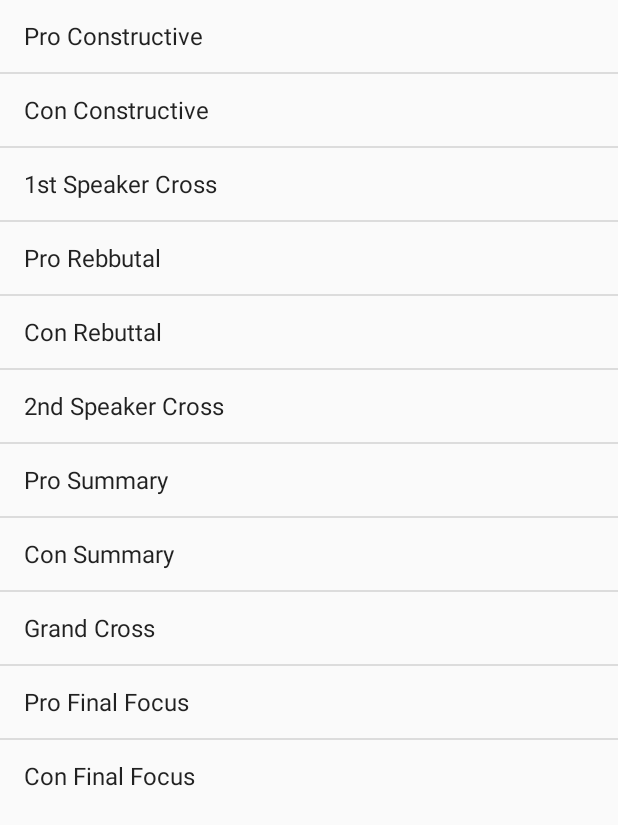
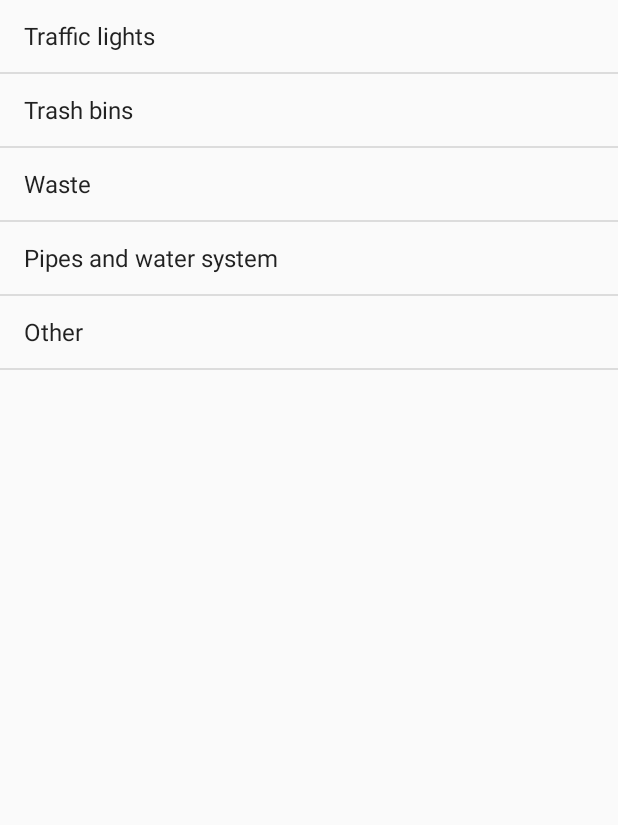
Before and after one commit to DanielSudy/tugraz-mobile-application, an Android app: the layout activity_main.xml on its own in the app's theme, with its tools: preview values and no code run, on a phone screen of 412 x 824 dp. Shown: the top 825 px of the screen. Run offline under Robolectric (Android 15) with nearby library versions, the phone set to English and light mode, and no system bars.

```diff
--- a/User/app/src/main/res/layout/activity_main.xml
+++ b/User/app/src/main/res/layout/activity_main.xml
@@ -11,10 +11,11 @@
     <ListView
         android:id="@+id/listView1"
         android:layout_width="match_parent"
-        android:layout_height="wrap_content"
-        android:layout_alignParentLeft="true"
+        android:layout_height="match_parent"
+        android:layout_alignParentStart="true"
         android:layout_alignParentTop="true"
-        android:entries="@array/sections" >
+        android:entries="@array/sections">
+
     </ListView>
 
 
--- a/User/app/src/main/res/values/strings.xml
+++ b/User/app/src/main/res/values/strings.xml
@@ -2,16 +2,10 @@
     <string name="app_name">OneStopReportUser</string>
     <string-array
         name="sections">
-        <item >Pro Constructive</item>
-        <item >Con Constructive</item>
-        <item >1st Speaker Cross</item>
-        <item >Pro Rebbutal</item>
-        <item >Con Rebuttal</item>
-        <item >2nd Speaker Cross</item>
-        <item >Pro Summary</item>
-        <item >Con Summary</item>
-        <item >Grand Cross</item>
-        <item >Pro Final Focus</item>
-        <item >Con Final Focus</item>
+        <item >Traffic lights</item>
+        <item >Trash bins</item>
+        <item >Waste</item>
+        <item >Pipes and water system</item>
+        <item >Other</item>
     </string-array>
 </resources>
```
Also changed, not shown: User/app/src/main/java/at/bytefactory/onestopreportuser/MainActivity.java (+26 -2 lines).
